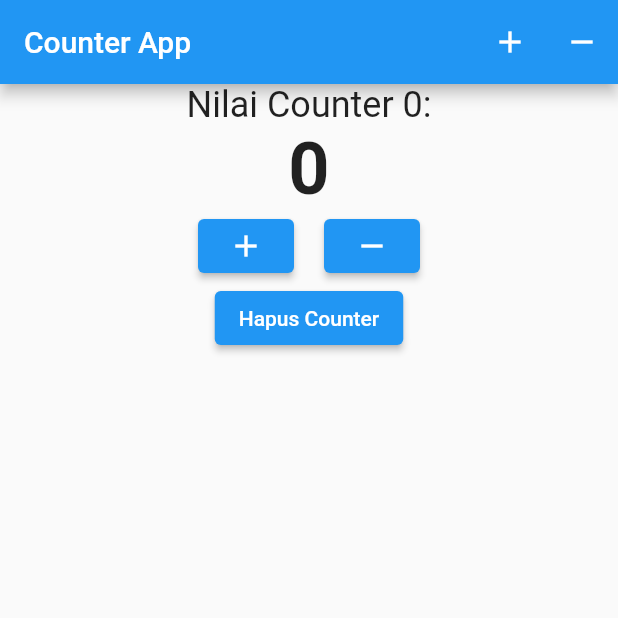
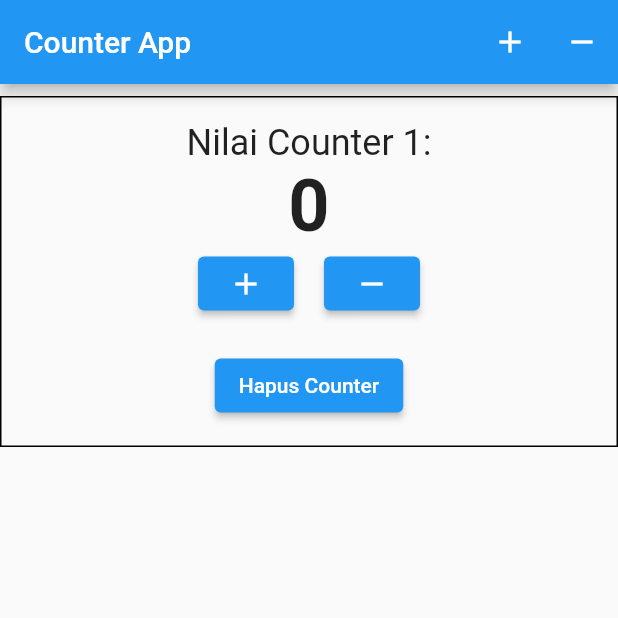
Before and after one commit to Akechi001/flutter_provider, a Flutter app: the screen it shows after launch, on a phone screen of 412 x 824 dp, the top half of it. Run offline on Flutter 3.47's test engine with Material 2 defaults, Android fonts, the phone set to English and light mode, and no system bars.

Commit message:
Add border

```diff
--- a/lib/main.dart
+++ b/lib/main.dart
@@ -78,10 +78,16 @@ class Counter extends StatefulWidget {
 class _CounterState extends State<Counter> {
   @override
   Widget build(BuildContext context) {
-    return Column(
+    return Container( // Wrap each counter in a Container
+      padding: EdgeInsets.all(16), // Adjust padding as needed
+      margin: EdgeInsets.symmetric(vertical: 8), // Adjust margin as needed
+      decoration: BoxDecoration(
+        border: Border.all(color: Colors.black), // Add a border for separation
+      ),
+      child: Column(
       children: <Widget>[
         Text(
-          'Nilai Counter ${widget.index}:',
+          'Nilai Counter ${widget.index+1}:',
           style: TextStyle(fontSize: 24),
         ),
         Text(
@@ -108,11 +114,13 @@ class _CounterState extends State<Counter> {
             ),
           ],
         ),
+        SizedBox(height: 20),
         ElevatedButton(
           onPressed: widget.onRemove,
           child: Text('Hapus Counter'),
         ),
       ],
+    ),
     );
   }
 }
```
